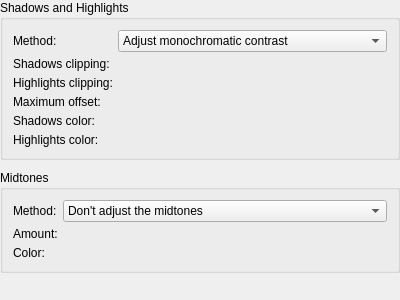
Above: libs/ui/widgets/KisAutoLevelsWidget.ui from KDE/krita before the change. Below: the same form after it.
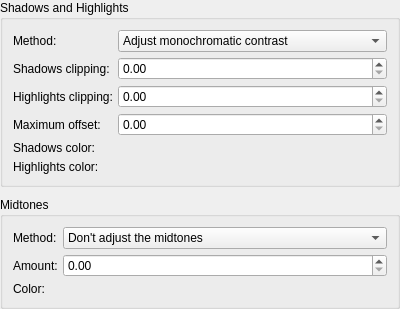
That is the form after the change. Custom widgets are drawn as their Qt base class.

Commit message:
ui: Fix Designer not rendering KisDoubleSliderSpinBox as QDoubleSpinBox
Part-of: <https://invent.kde.org/graphics/krita/-/merge_requests/1742>

Diff of the .ui file:
```diff
--- a/libs/ui/widgets/KisAutoLevelsWidget.ui
+++ b/libs/ui/widgets/KisAutoLevelsWidget.ui
@@ -224,7 +224,7 @@
  <customwidgets>
   <customwidget>
    <class>KisDoubleSliderSpinBox</class>
-   <extends>QWidget</extends>
+   <extends>QDoubleSpinBox</extends>
    <header location="global">kis_slider_spin_box.h</header>
    <container>1</container>
   </customwidget>
```
The commit also changes 54 other files.
